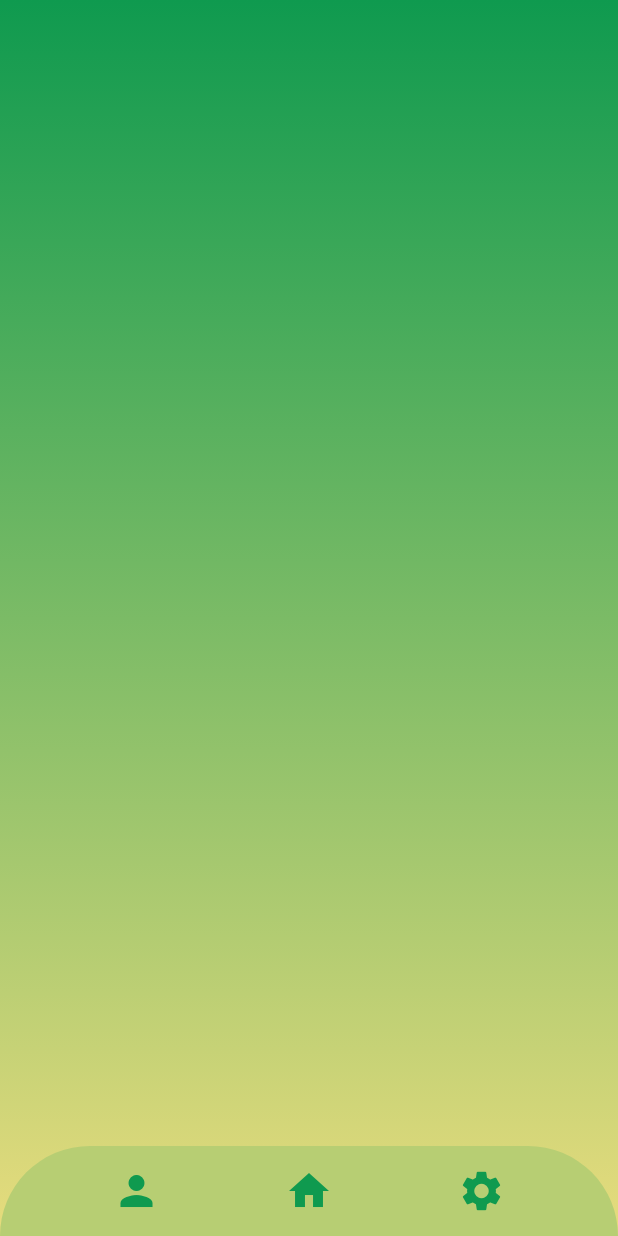
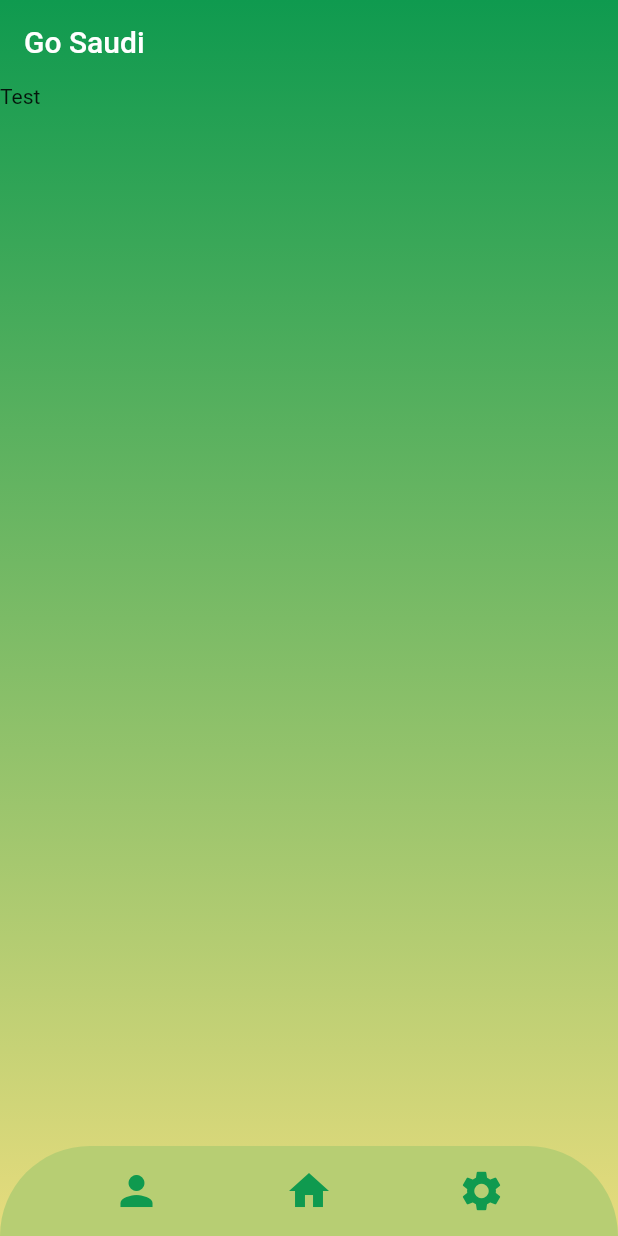
Before and after one commit to SalmanDev4/gosaudi, a Flutter app: the screen it shows after launch, on a phone screen of 412 x 824 dp. Run offline on Flutter 3.47's test engine with Material 2 defaults, Android fonts, the phone set to English and light mode, and no system bars.

Commit message:
Adding login+registeration screens

```diff
--- a/lib/MyBottomNavBar.dart
+++ b/lib/MyBottomNavBar.dart
@@ -1,4 +1,7 @@
 import 'package:flutter/material.dart';
+import 'package:gosaudi/screens/login_screen.dart';
+import 'package:gosaudi/screens/registeration_screen.dart';
+import 'package:gosaudi/screens/welcome_screen.dart';
 
 class MyBottomNavBar extends StatelessWidget {
   const MyBottomNavBar({Key key}) : super(key: key);
@@ -7,17 +10,34 @@ class MyBottomNavBar extends StatelessWidget {
   Widget build(BuildContext context) {
     return Container(
       height: 60.0,
-
       decoration: BoxDecoration(
-        color: Color(0xFFB7CE73),
-        borderRadius: BorderRadius.only(topLeft: Radius.circular(60),topRight: Radius.circular(60))
-      ),
+          color: Color(0xFFB7CE73),
+          borderRadius: BorderRadius.only(
+              topLeft: Radius.circular(60), topRight: Radius.circular(60))),
       child: Row(
         mainAxisAlignment: MainAxisAlignment.spaceEvenly,
         children: [
-          IconButton(icon: Icon(Icons.person),color: Color(0xFF0F9A4F),iconSize: 32, onPressed: (){}),
-          IconButton(icon: Icon(Icons.home),color: Color(0xFF0F9A4F),iconSize: 32, onPressed: (){}),
-          IconButton(icon: Icon(Icons.settings),color: Color(0xFF0F9A4F),iconSize: 32, onPressed: (){}),
+          IconButton(
+              icon: Icon(Icons.person),
+              color: Color(0xFF0F9A4F),
+              iconSize: 32,
+              onPressed: () {
+                Navigator.popAndPushNamed(context, LoginScreen.id);
+              }),
+          IconButton(
+              icon: Icon(Icons.home),
+              color: Color(0xFF0F9A4F),
+              iconSize: 32,
+              onPressed: () {
+                Navigator.popAndPushNamed(context, WelcomeScreen.id);
+              }),
+          IconButton(
+              icon: Icon(Icons.settings),
+              color: Color(0xFF0F9A4F),
+              iconSize: 32,
+              onPressed: () {
+                Navigator.popAndPushNamed(context, RegisterationScreen.id);
+              }),
         ],
       ),
     );
--- /dev/null
+++ b/lib/components/custom_container.dart
@@ -0,0 +1,29 @@
+import 'package:flutter/material.dart';
+import 'package:gosaudi/MyBottomNavBar.dart';
+
+class CustomContainer extends StatelessWidget {
+  CustomContainer({@required this.body});
+
+  final Widget body;
+
+  @override
+  Widget build(BuildContext context) {
+    return Container(
+        decoration: BoxDecoration(
+      gradient: LinearGradient(
+          colors: [Color(0xFF0F9A4F), Color(0xFFE7DC7D)],
+          begin: Alignment.topCenter,
+          end: Alignment.bottomCenter)),
+        child: Scaffold(
+    appBar: AppBar(
+      title: Text('Go Saudi'),
+      backgroundColor: Colors.transparent,
+      shadowColor: Colors.transparent,
+    ),
+    backgroundColor: Colors.transparent,
+    body: body,
+    bottomNavigationBar: MyBottomNavBar(),
+        ),
+      );
+  }
+}
--- a/lib/main.dart
+++ b/lib/main.dart
@@ -1,5 +1,7 @@
 import 'package:flutter/material.dart';
-import 'package:gosaudi/MyBottomNavBar.dart';
+import 'package:gosaudi/screens/login_screen.dart';
+import 'package:gosaudi/screens/registeration_screen.dart';
+import 'package:gosaudi/screens/welcome_screen.dart';
 
 void main() {
   runApp(MyApp());
@@ -7,6 +9,7 @@ void main() {
 
 class MyApp extends StatelessWidget {
   // This widget is the root of your application.
+
   @override
   Widget build(BuildContext context) {
     return MaterialApp(
@@ -15,39 +18,13 @@ class MyApp extends StatelessWidget {
         primarySwatch: Colors.green,
         visualDensity: VisualDensity.adaptivePlatformDensity,
       ),
-      home: MyHomePage(title: 'Go Saudi'),
+      debugShowCheckedModeBanner: false,
+      initialRoute: WelcomeScreen.id,
+      routes: {
+        WelcomeScreen.id: (context) => WelcomeScreen(),
+        LoginScreen.id: (context) => LoginScreen(),
+        RegisterationScreen.id: (context) => RegisterationScreen(),
+      },
     );
   }
 }
-
-class MyHomePage extends StatefulWidget {
-  MyHomePage({Key key, this.title}) : super(key: key);
-
-  final String title;
-
-  @override
-  _MyHomePageState createState() => _MyHomePageState();
-}
-
-class _MyHomePageState extends State<MyHomePage> {
-  @override
-  Widget build(BuildContext context) {
-    return Container(
-      decoration: BoxDecoration(
-          gradient: LinearGradient(
-              colors: [Color(0xFF0F9A4F), Color(0xFFE7DC7D)],
-              begin: Alignment.topCenter,
-              end: Alignment.bottomCenter)),
-      child: Scaffold(
-        backgroundColor: Colors.transparent,
-        body: Center(
-          child: Column(
-            mainAxisAlignment: MainAxisAlignment.center,
-            children: <Widget>[],
-          ),
-        ),
-        bottomNavigationBar: MyBottomNavBar(),
-      ),
-    );
-  }
-}
--- /dev/null
+++ b/lib/screens/welcome_screen.dart
@@ -0,0 +1,25 @@
+import 'package:flutter/material.dart';
+import 'package:gosaudi/components/custom_container.dart';
+
+class WelcomeScreen extends StatefulWidget {
+  static String id = 'welcome_screen';
+  WelcomeScreen({Key key}) : super(key: key);
+
+  @override
+  _WelcomeScreenState createState() => _WelcomeScreenState();
+}
+
+class _WelcomeScreenState extends State<WelcomeScreen> {
+  @override
+  Widget build(BuildContext context) {
+    return SafeArea(
+          child: CustomContainer(
+            body: Column(
+              children: [
+                Text('Test'),
+              ],
+            ),
+          ),
+    );
+  }
+}
```
Also changed, not shown: lib/components/rounded_button.dart (added, +35 -0 lines), lib/screens/login_screen.dart (added, +173 -0 lines), lib/screens/registeration_screen.dart (added, +173 -0 lines), 1 other file.
